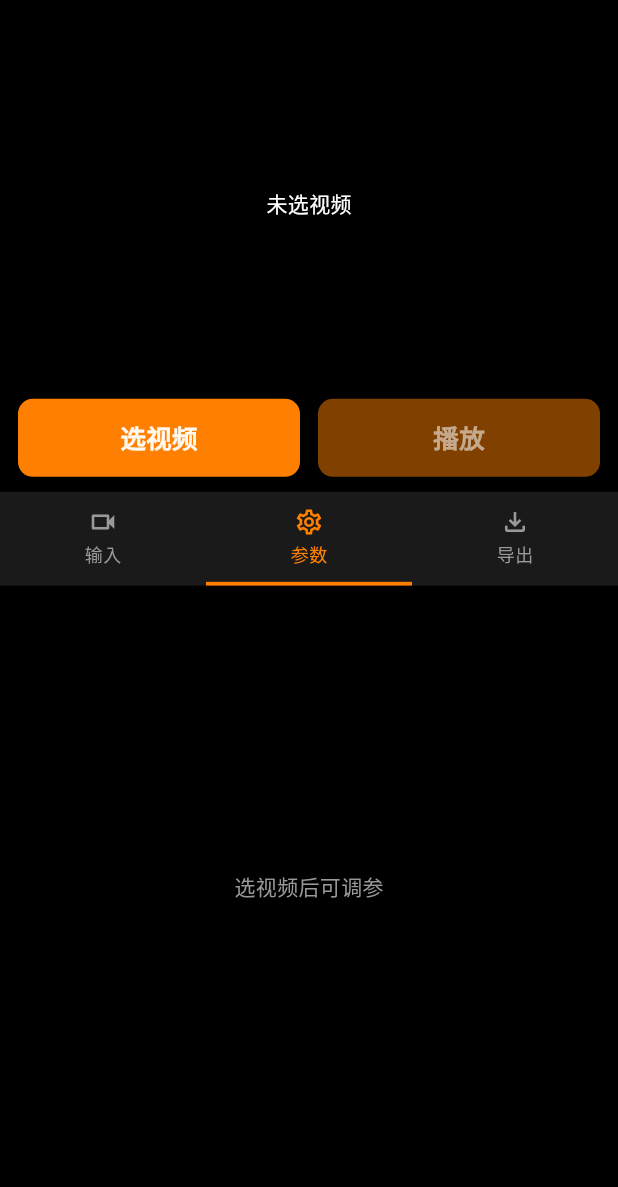
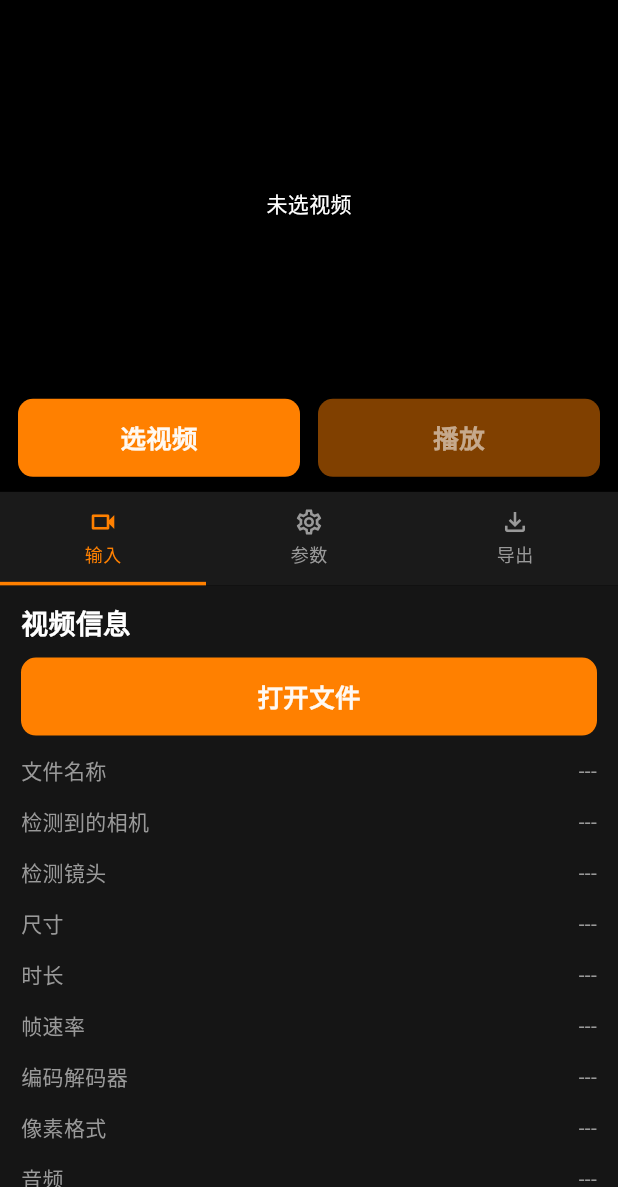
Before and after one commit to guodongmei-rc/Runcam_GF, a Flutter app: the PreviewPage screen opened directly, on a phone screen of 412 x 824 dp, the part 49-1236 px from its top. Run offline on Flutter 3.47's test engine with Material 3 defaults, Android fonts, the phone set to English and light mode, and no system bars.

Commit message:
feat(edit): 输入 tab — native 视频信息 + 镜头配置文件
对齐原生 refreshInputTabVideoInfo:打开文件按钮 + 文件名/尺寸/时长/帧速率(VideoInfo)
+ 编码/像素/旋转(同原生写死)+ 包含陀螺仪(由 maxAngle 推断);相机/镜头待后续接镜头读取。
默认 tab 改为「输入」对齐原生。

Co-Authored-By: Claude Opus 4.8 (1M context) <noreply@anthropic.com>

```diff
--- a/example/lib/edit/edit_controller.dart
+++ b/example/lib/edit/edit_controller.dart
@@ -16,6 +16,7 @@ class EditController extends ChangeNotifier {
   late final ParamsModel params;
 
   String? uri;
+  VideoInfo? videoInfo; // openVideo 回的视频元数据,供「输入」面板显示
   PreviewBackend backend = PreviewBackend.texture;
   bool playing = false;
   bool busy = false;
@@ -39,6 +40,7 @@ class EditController extends ChangeNotifier {
       await _bridge.setGyroOffset(48.0); // raw-IMU 机型默认补偿(阶段4 autosync 替)
       await params.pushAllDefaultsAndRecompute();
       uri = picked;
+      videoInfo = info;
       final ow = info.outputWidth ?? 16, oh = info.outputHeight ?? 9;
       aspect = oh > 0 ? ow / oh : 16 / 9;
       await _startBackend();
@@ -81,6 +83,22 @@ class EditController extends ChangeNotifier {
     _pvChannel = MethodChannel('runcam_gf/preview_pv_$id');
   }
 
+  /// 文件名(uri 末段,可能是 content:// 或文件路径)。
+  String? get videoName {
+    final u = uri;
+    if (u == null) return null;
+    final seg = Uri.tryParse(u)?.pathSegments;
+    if (seg != null && seg.isNotEmpty && seg.last.isNotEmpty) return seg.last;
+    return u.split('/').last;
+  }
+
+  /// 是否检测到陀螺(由 recompute 回填的最大修正角推断,maxAngle>0=有校正量)。
+  bool get hasGyro =>
+      params.maxAnglePitch.abs() +
+          params.maxAngleYaw.abs() +
+          params.maxAngleRoll.abs() >
+      0.01;
+
   Future<void> _startBackend() async {
     if (backend == PreviewBackend.texture) {
       final pi = await _previewApi.createPreviewTexture(uri!);
--- /dev/null
+++ b/example/lib/edit/panels/input_panel.dart
@@ -0,0 +1,83 @@
+import 'package:flutter/material.dart';
+import '../edit_controller.dart';
+import '../gyro_widgets.dart';
+import '../gyroflow_theme.dart';
+
+/// 「输入」面板:对齐原生「视频信息 + 镜头配置文件」。
+/// 文件名/尺寸/时长/帧速率来自 VideoInfo;编码/像素/旋转 同原生写死;
+/// 陀螺由 recompute 回填的 maxAngle 推断;相机/镜头待后续接镜头信息读取。
+class InputPanel extends StatelessWidget {
+  const InputPanel({super.key, required this.controller});
+  final EditController controller;
+
+  @override
+  Widget build(BuildContext context) {
+    final c = controller;
+    final vi = c.videoInfo;
+    final loaded = c.uri != null;
+    final size = (vi?.width != null && vi?.height != null)
+        ? '${vi!.width}×${vi.height}'
+        : '---';
+    final dur = vi?.durationS != null ? '${vi!.durationS!.toStringAsFixed(2)} s' : '---';
+    final fps = vi?.fps != null ? '${vi!.fps!.toStringAsFixed(3)} fps' : '---';
+
+    return Container(
+      color: GfColors.bgPanel,
+      child: AnimatedBuilder(
+        animation: c,
+        builder: (context, _) => ListView(
+          padding: const EdgeInsets.fromLTRB(14, 12, 14, 24),
+          children: [
+            _title('视频信息'),
+            const SizedBox(height: 10),
+            GyroBigButton(
+                label: '打开文件', onPressed: c.busy ? null : c.openAndStart),
+            const SizedBox(height: 6),
+            _row('文件名称', c.videoName ?? '---'),
+            _row('检测到的相机', '---'),
+            _row('检测镜头', '---'),
+            _row('尺寸', size),
+            _row('时长', dur),
+            _row('帧速率', fps),
+            _row('编码解码器', loaded ? 'H.264' : '---'),
+            _row('像素格式', loaded ? 'YUV420P' : '---'),
+            _row('音频', '---'),
+            _row('旋转', loaded ? '0°' : '---'),
+            _row('包含陀螺仪数据', loaded ? (c.hasGyro ? 'Yes' : 'No') : '---'),
+            const SizedBox(height: 22),
+            _title('镜头配置文件'),
+            const SizedBox(height: 8),
+            _row('当前镜头', '---'),
+            const Padding(
+              padding: EdgeInsets.only(top: 8),
+              child: Text('镜头搜索 / 加载:后续切片',
+                  style: TextStyle(color: GfColors.textSecondary, fontSize: 12)),
+            ),
+          ],
+        ),
+      ),
+    );
+  }
+
+  Widget _title(String t) => Text(t,
+      style: const TextStyle(
+          color: GfColors.text, fontSize: 18, fontWeight: FontWeight.bold));
+
+  Widget _row(String label, String value) {
+    final isEmpty = value == '---';
+    return Padding(
+      padding: const EdgeInsets.symmetric(vertical: 7),
+      child: Row(
+        children: [
+          Text(label,
+              style: const TextStyle(color: GfColors.textSecondary, fontSize: 14)),
+          const Spacer(),
+          Text(value,
+              style: TextStyle(
+                  color: isEmpty ? GfColors.textSecondary : GfColors.text,
+                  fontSize: 14)),
+        ],
+      ),
+    );
+  }
+}
--- a/example/lib/preview_page.dart
+++ b/example/lib/preview_page.dart
@@ -4,6 +4,7 @@ import 'edit/gyro_widgets.dart';
 import 'edit/gyroflow_theme.dart';
 import 'edit/preview_backend.dart';
 import 'edit/preview_view.dart';
+import 'edit/panels/input_panel.dart';
 import 'edit/panels/stabilize_panel.dart';
 
 /// 阶段3 切片1:Flutter 编辑页(布局/样式对齐原生 gyroflow:全屏深色 + 大橙按钮 + 底部 Tab)。
@@ -17,7 +18,7 @@ class PreviewPage extends StatefulWidget {
 class _PreviewPageState extends State<PreviewPage>
     with SingleTickerProviderStateMixin {
   final EditController _c = EditController();
-  int _tab = 1; // 0=输入 1=参数 2=导出;本切片默认「参数」展示 Stabilize
+  int _tab = 0; // 0=输入 1=参数 2=导出(对齐原生默认「输入」)
   late final AnimationController _ticker = AnimationController(
     vsync: this,
     duration: const Duration(seconds: 1),
@@ -120,19 +121,22 @@ class _PreviewPageState extends State<PreviewPage>
   }
 
   Widget _tabContent() {
-    if (_tab == 1) {
+    switch (_tab) {
+      case 0:
+        return InputPanel(controller: _c);
+      case 1:
         return _c.uri == null
             ? const Center(
                 child: Text('选视频后可调参',
                     style: TextStyle(color: GfColors.textSecondary)))
             : StabilizePanel(model: _c.params);
-    }
-    final name = _tab == 0 ? '输入' : '导出';
+      default:
         return Container(
           color: GfColors.bgPanel,
           alignment: Alignment.center,
-      child: Text('「$name」面板:后续切片',
-          style: const TextStyle(color: GfColors.textSecondary)),
+          child: const Text('「导出」面板:后续切片',
+              style: TextStyle(color: GfColors.textSecondary)),
         );
     }
   }
+}
```
Lines whose indentation alone changed are shown as unchanged.
